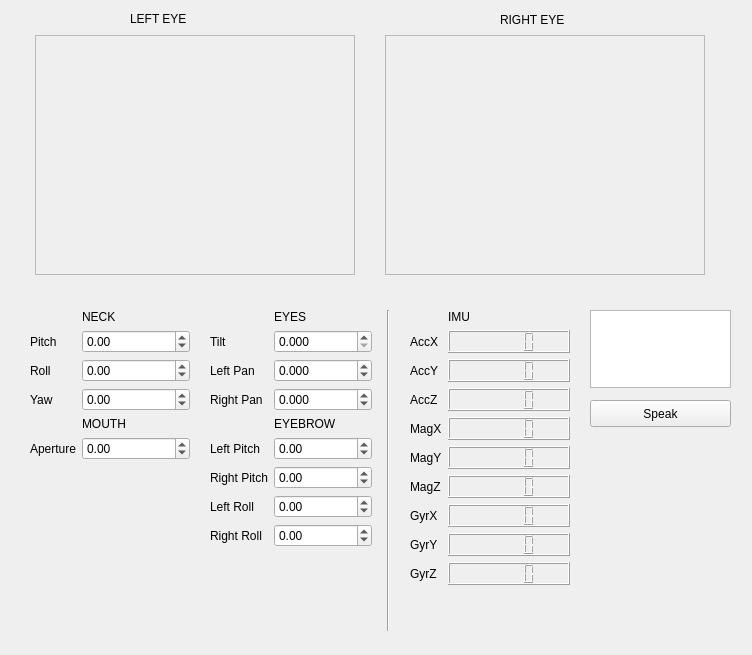
First picture: the form in muecascontrol/src/mainUI.ui, repository robocomp/muecas, before the edit.
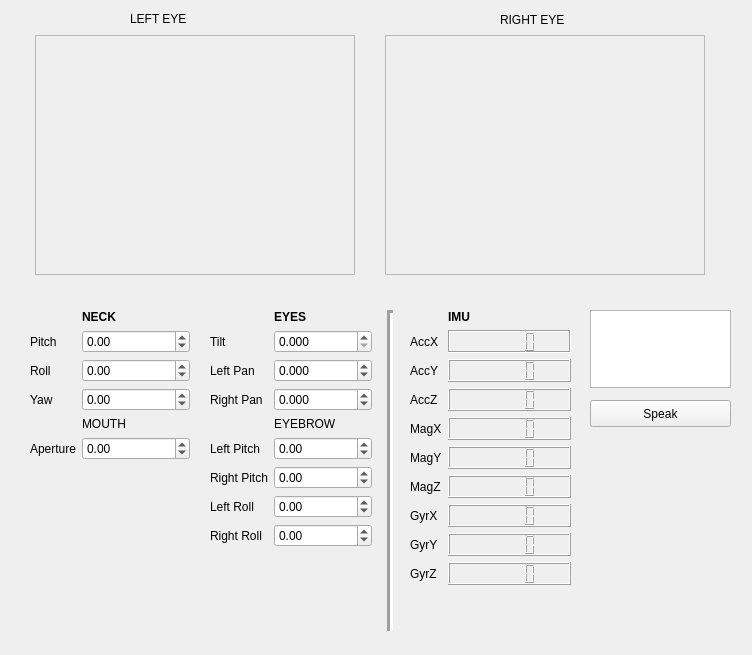
Second picture: the form after the edit.

Diff of the .ui file:
```diff
--- a/muecascontrol/src/mainUI.ui
+++ b/muecascontrol/src/mainUI.ui
@@ -274,6 +274,12 @@
     </item>
     <item row="1" column="1">
      <widget class="QLabel" name="label_2">
+      <property name="font">
+       <font>
+        <weight>75</weight>
+        <bold>true</bold>
+       </font>
+      </property>
       <property name="text">
        <string>EYES</string>
       </property>
@@ -396,6 +402,12 @@
     </item>
     <item row="1" column="1">
      <widget class="QLabel" name="label">
+      <property name="font">
+       <font>
+        <weight>75</weight>
+        <bold>true</bold>
+       </font>
+      </property>
       <property name="text">
        <string>NECK</string>
       </property>
@@ -434,10 +446,18 @@
     <rect>
      <x>380</x>
      <y>310</y>
-     <width>16</width>
+     <width>21</width>
      <height>321</height>
     </rect>
    </property>
+   <property name="font">
+    <font>
+     <pointsize>12</pointsize>
+    </font>
+   </property>
+   <property name="lineWidth">
+    <number>3</number>
+   </property>
    <property name="orientation">
     <enum>Qt::Vertical</enum>
    </property>
@@ -470,7 +490,7 @@
     <rect>
      <x>410</x>
      <y>310</y>
-     <width>160</width>
+     <width>161</width>
      <height>321</height>
     </rect>
    </property>
@@ -480,6 +500,12 @@
     </property>
     <item row="1" column="1">
      <widget class="QLabel" name="label_23">
+      <property name="font">
+       <font>
+        <weight>75</weight>
+        <bold>true</bold>
+       </font>
+      </property>
       <property name="text">
        <string>IMU</string>
       </property>
@@ -606,6 +632,9 @@
         <bold>true</bold>
        </font>
       </property>
+      <property name="segmentStyle">
+       <enum>QLCDNumber::Outline</enum>
+      </property>
      </widget>
     </item>
     <item row="11" column="1">
@@ -632,12 +661,15 @@
      <widget class="QLCDNumber" name="lcdNumberAccX">
       <property name="font">
        <font>
-        <pointsize>12</pointsize>
+        <pointsize>13</pointsize>
         <weight>75</weight>
         <bold>true</bold>
         <strikeout>true</strikeout>
        </font>
       </property>
+      <property name="frameShadow">
+       <enum>QFrame::Sunken</enum>
+      </property>
       <property name="lineWidth">
        <number>1</number>
       </property>
```
